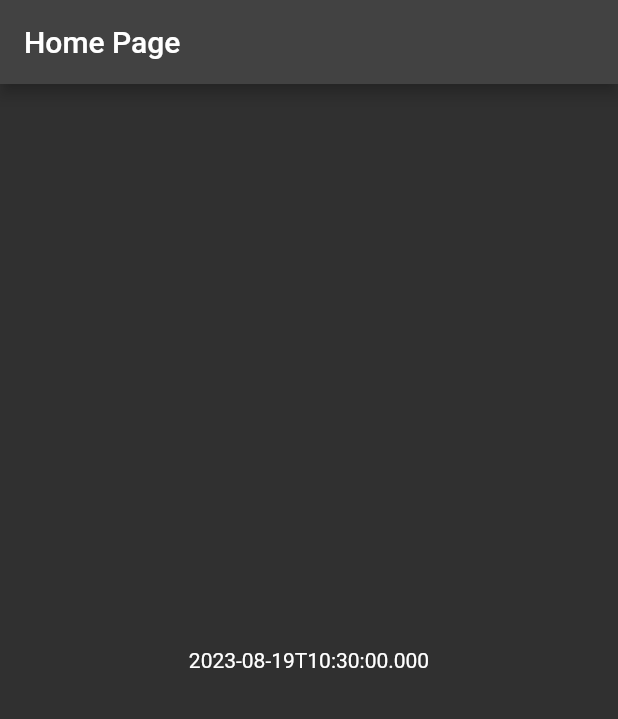
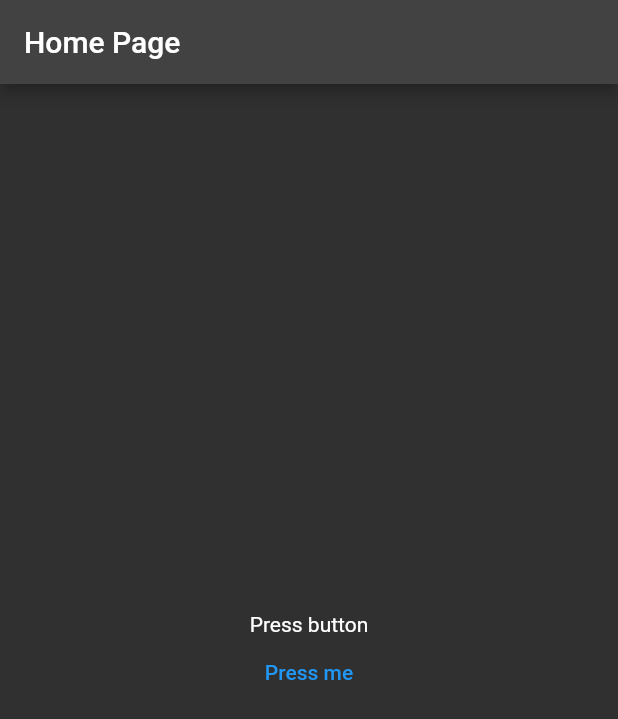
Before and after one commit to mucasantos/flutter-riverpod, a Flutter app: the screen it shows after launch, on a phone screen of 412 x 824 dp. Shown: the top 719 px of the screen. Run offline on Flutter 3.47's test engine with Material 2 defaults, Android fonts, the phone set to English and light mode, and no system bars; our stand-ins replace hooks_riverpod.

```diff
--- a/lib/main.dart
+++ b/lib/main.dart
@@ -21,16 +21,33 @@ class MyApp extends StatelessWidget {
   }
 }
 
-final currentDate = Provider<DateTime>((ref) {
-  return DateTime.now();
-});
+//Esta extensao deixa somar os numeros com null ...
+//Estudar Generics
+extension OptionalInFixAddition<T extends num> on T? {
+  T? operator +(T? other) {
+    final shadow = this;
+    if (shadow != null) {
+      return shadow + (other ?? 0) as T;
+    } else {
+      return null;
+    }
+  }
+}
+
+class Counter extends StateNotifier<int?> {
+  Counter() : super(null);
+  void increment() => state = state == null ? 1 : state + 1;
+  int? get value => state;
+}
+
+final counterProvider =
+    StateNotifierProvider<Counter, int?>((ref) => Counter());
 
 class HomePage extends ConsumerWidget {
   const HomePage({super.key});
 
   @override
   Widget build(BuildContext context, WidgetRef ref) {
-    final date = ref.watch(currentDate);
     return Scaffold(
       appBar: AppBar(
         // Here we take the value from the MyHomePage object that was created by
@@ -43,9 +60,14 @@ class HomePage extends ConsumerWidget {
         child: Column(
           mainAxisAlignment: MainAxisAlignment.center,
           children: <Widget>[
-            Text(
-              date.toIso8601String(),
-            ),
+            Consumer(builder: (context, ref, child) {
+              final count = ref.watch(counterProvider);
+              final text = count == null ? "Press button" : count.toString();
+              return Text(text);
+            }),
+            TextButton(
+                onPressed: ref.read(counterProvider.notifier).increment,
+                child: const Text("Press me"))
           ],
         ),
       ),
```
